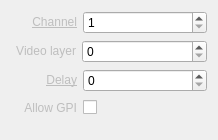
This is trunk/Widgets/Inspector/InspectorOutputWidget.ui in cambell-prince/casparcg-client as Qt 5 draws it before an edit. The edited form follows.
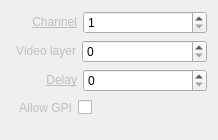
This is the edited form.

Patch:
```diff
--- a/trunk/Widgets/Inspector/InspectorOutputWidget.ui
+++ b/trunk/Widgets/Inspector/InspectorOutputWidget.ui
@@ -161,7 +161,7 @@
        </property>
        <property name="sizeHint" stdset="0">
         <size>
-         <width>13</width>
+         <width>8</width>
          <height>20</height>
         </size>
        </property>
```
Left out of the diff: 4 changed lines with no effect on the pictures.
